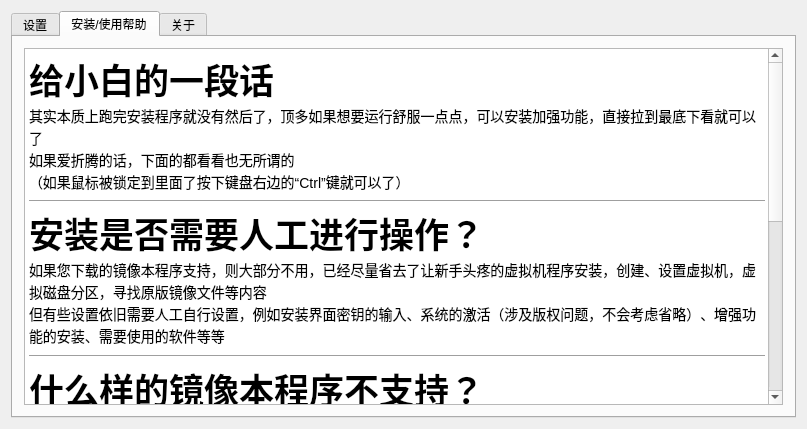
This is VM/mainwindow.ui in gfdgd-xi/deep-wine-runner as Qt 5 draws it before an edit. The edited form follows.
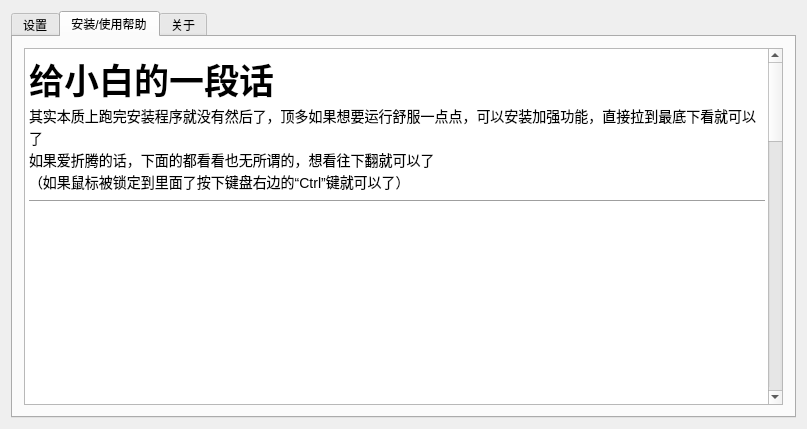
This is the edited form. The open tabs and pages were chosen to show the change. Icons and pictures are not drawn.

Diff of the .ui file:
```diff
--- a/VM/mainwindow.ui
+++ b/VM/mainwindow.ui
@@ -149,9 +149,22 @@
 &lt;/style&gt;&lt;/head&gt;&lt;body style=&quot; font-family:'Noto Sans CJK SC'; font-size:10.5pt; font-weight:400; font-style:normal;&quot;&gt;
 &lt;p style=&quot; margin-top:0px; margin-bottom:0px; margin-left:0px; margin-right:0px; -qt-block-indent:0; text-indent:0px;&quot;&gt;&lt;span style=&quot; font-size:26pt; font-weight:600;&quot;&gt;给小白的一段话&lt;/span&gt;&lt;/p&gt;
 &lt;p style=&quot; margin-top:0px; margin-bottom:0px; margin-left:0px; margin-right:0px; -qt-block-indent:0; text-indent:0px;&quot;&gt;其实本质上跑完安装程序就没有然后了，顶多如果想要运行舒服一点点，可以安装加强功能，直接拉到最底下看就可以了&lt;/p&gt;
-&lt;p style=&quot; margin-top:0px; margin-bottom:0px; margin-left:0px; margin-right:0px; -qt-block-indent:0; text-indent:0px;&quot;&gt;如果爱折腾的话，下面的都看看也无所谓的&lt;/p&gt;
+&lt;p style=&quot; margin-top:0px; margin-bottom:0px; margin-left:0px; margin-right:0px; -qt-block-indent:0; text-indent:0px;&quot;&gt;如果爱折腾的话，下面的都看看也无所谓的，想看往下翻就可以了&lt;/p&gt;
 &lt;p style=&quot; margin-top:0px; margin-bottom:0px; margin-left:0px; margin-right:0px; -qt-block-indent:0; text-indent:0px;&quot;&gt;（如果鼠标被锁定到里面了按下键盘右边的“Ctrl”键就可以了）&lt;/p&gt;
 &lt;hr /&gt;
+&lt;p style=&quot;-qt-paragraph-type:empty; margin-top:0px; margin-bottom:0px; margin-left:0px; margin-right:0px; -qt-block-indent:0; text-indent:0px;&quot;&gt;&lt;br /&gt;&lt;/p&gt;
+&lt;p style=&quot;-qt-paragraph-type:empty; margin-top:0px; margin-bottom:0px; margin-left:0px; margin-right:0px; -qt-block-indent:0; text-indent:0px; font-size:26pt; font-weight:600;&quot;&gt;&lt;br /&gt;&lt;/p&gt;
+&lt;p style=&quot;-qt-paragraph-type:empty; margin-top:0px; margin-bottom:0px; margin-left:0px; margin-right:0px; -qt-block-indent:0; text-indent:0px; font-size:26pt; font-weight:600;&quot;&gt;&lt;br /&gt;&lt;/p&gt;
+&lt;p style=&quot;-qt-paragraph-type:empty; margin-top:0px; margin-bottom:0px; margin-left:0px; margin-right:0px; -qt-block-indent:0; text-indent:0px; font-size:26pt; font-weight:600;&quot;&gt;&lt;br /&gt;&lt;/p&gt;
+&lt;p style=&quot;-qt-paragraph-type:empty; margin-top:0px; margin-bottom:0px; margin-left:0px; margin-right:0px; -qt-block-indent:0; text-indent:0px; font-size:26pt; font-weight:600;&quot;&gt;&lt;br /&gt;&lt;/p&gt;
+&lt;p style=&quot;-qt-paragraph-type:empty; margin-top:0px; margin-bottom:0px; margin-left:0px; margin-right:0px; -qt-block-indent:0; text-indent:0px; font-size:26pt; font-weight:600;&quot;&gt;&lt;br /&gt;&lt;/p&gt;
+&lt;p style=&quot;-qt-paragraph-type:empty; margin-top:0px; margin-bottom:0px; margin-left:0px; margin-right:0px; -qt-block-indent:0; text-indent:0px; font-size:26pt; font-weight:600;&quot;&gt;&lt;br /&gt;&lt;/p&gt;
+&lt;p style=&quot;-qt-paragraph-type:empty; margin-top:0px; margin-bottom:0px; margin-left:0px; margin-right:0px; -qt-block-indent:0; text-indent:0px; font-size:26pt; font-weight:600;&quot;&gt;&lt;br /&gt;&lt;/p&gt;
+&lt;p style=&quot;-qt-paragraph-type:empty; margin-top:0px; margin-bottom:0px; margin-left:0px; margin-right:0px; -qt-block-indent:0; text-indent:0px; font-size:26pt; font-weight:600;&quot;&gt;&lt;br /&gt;&lt;/p&gt;
+&lt;p style=&quot;-qt-paragraph-type:empty; margin-top:0px; margin-bottom:0px; margin-left:0px; margin-right:0px; -qt-block-indent:0; text-indent:0px; font-size:26pt; font-weight:600;&quot;&gt;&lt;br /&gt;&lt;/p&gt;
+&lt;p style=&quot;-qt-paragraph-type:empty; margin-top:0px; margin-bottom:0px; margin-left:0px; margin-right:0px; -qt-block-indent:0; text-indent:0px; font-size:26pt; font-weight:600;&quot;&gt;&lt;br /&gt;&lt;/p&gt;
+&lt;p style=&quot;-qt-paragraph-type:empty; margin-top:0px; margin-bottom:0px; margin-left:0px; margin-right:0px; -qt-block-indent:0; text-indent:0px; font-size:26pt; font-weight:600;&quot;&gt;&lt;br /&gt;&lt;/p&gt;
+&lt;p style=&quot;-qt-paragraph-type:empty; margin-top:0px; margin-bottom:0px; margin-left:0px; margin-right:0px; -qt-block-indent:0; text-indent:0px; font-size:26pt; font-weight:600;&quot;&gt;&lt;br /&gt;&lt;/p&gt;
 &lt;p style=&quot; margin-top:0px; margin-bottom:0px; margin-left:0px; margin-right:0px; -qt-block-indent:0; text-indent:0px;&quot;&gt;&lt;span style=&quot; font-size:26pt; font-weight:600;&quot;&gt;安装是否需要人工进行操作？&lt;/span&gt;&lt;/p&gt;
 &lt;p style=&quot; margin-top:0px; margin-bottom:0px; margin-left:0px; margin-right:0px; -qt-block-indent:0; text-indent:0px;&quot;&gt;如果您下载的镜像本程序支持，则大部分不用，已经尽量省去了让新手头疼的虚拟机程序安装，创建、设置虚拟机，虚拟磁盘分区，寻找原版镜像文件等内容&lt;/p&gt;
 &lt;p style=&quot; margin-top:0px; margin-bottom:0px; margin-left:0px; margin-right:0px; -qt-block-indent:0; text-indent:0px;&quot;&gt;&lt;img src=&quot;:/picture/截图/截图_VirtualBox Machine_20220712191756.png&quot; /&gt;&lt;/p&gt;
@@ -159,13 +172,24 @@
 &lt;p style=&quot; margin-top:0px; margin-bottom:0px; margin-left:0px; margin-right:0px; -qt-block-indent:0; text-indent:0px;&quot;&gt;&lt;img src=&quot;:/picture/截图/截图_VirtualBox Machine_20220712192850.png&quot; /&gt;&lt;/p&gt;
 &lt;p style=&quot; margin-top:0px; margin-bottom:0px; margin-left:0px; margin-right:0px; -qt-block-indent:0; text-indent:0px;&quot;&gt;&lt;img src=&quot;:/picture/截图/截图_VirtualBox Machine_20220712193527.png&quot; /&gt;&lt;/p&gt;
 &lt;hr /&gt;
-&lt;p style=&quot; margin-top:0px; margin-bottom:0px; margin-left:0px; margin-right:0px; -qt-block-indent:0; text-indent:0px;&quot;&gt;&lt;span style=&quot; font-size:26pt; font-weight:600;&quot;&gt;什么样的镜像本程序不支持？&lt;/span&gt;&lt;/p&gt;
-&lt;p style=&quot; margin-top:0px; margin-bottom:0px; margin-left:0px; margin-right:0px; -qt-block-indent:0; text-indent:0px;&quot;&gt;1、过老的镜像，如 Windows XP、Windows Server 2003 等等，将完全无法自动安装，需要手动安装&lt;/p&gt;
-&lt;p style=&quot; margin-top:0px; margin-bottom:0px; margin-left:0px; margin-right:0px; -qt-block-indent:0; text-indent:0px;&quot;&gt;2、非 Windows 7 安装镜像&lt;/p&gt;
-&lt;p style=&quot; margin-top:0px; margin-bottom:0px; margin-left:0px; margin-right:0px; -qt-block-indent:0; text-indent:0px;&quot;&gt;3、Windows 7 企业版镜像&lt;/p&gt;
-&lt;p style=&quot; margin-top:0px; margin-bottom:0px; margin-left:0px; margin-right:0px; -qt-block-indent:0; text-indent:0px;&quot;&gt;4、选择了错误的 Windows 7 位数的镜像，部分/全部无法自动处理安装&lt;/p&gt;
+&lt;p style=&quot; margin-top:0px; margin-bottom:0px; margin-left:0px; margin-right:0px; -qt-block-indent:0; text-indent:0px;&quot;&gt;&lt;span style=&quot; font-size:26pt; font-weight:600;&quot;&gt;什么样的镜像本程序（可能）不支持自动安装？&lt;/span&gt;&lt;/p&gt;
+&lt;p style=&quot; margin-top:0px; margin-bottom:0px; margin-left:0px; margin-right:0px; -qt-block-indent:0; text-indent:0px;&quot;&gt;非 Windows 7 镜像可能不支持自动安装（纯的 Windows 7 企业版镜像可能不支持自动安装），不保证系统能自动安装成功，例如 Windows XP、Windows 10、Deepin、Ubuntu 等等&lt;/p&gt;
 &lt;p style=&quot;-qt-paragraph-type:empty; margin-top:0px; margin-bottom:0px; margin-left:0px; margin-right:0px; -qt-block-indent:0; text-indent:0px;&quot;&gt;&lt;br /&gt;&lt;/p&gt;
 &lt;hr /&gt;
+&lt;p style=&quot; margin-top:0px; margin-bottom:0px; margin-left:0px; margin-right:0px; -qt-block-indent:0; text-indent:0px;&quot;&gt;&lt;span style=&quot; font-size:26pt; font-weight:600;&quot;&gt;默认的虚拟机设置不习惯怎么改？&lt;/span&gt;&lt;/p&gt;
+&lt;p style=&quot; margin-top:0px; margin-bottom:0px; margin-left:0px; margin-right:0px; -qt-block-indent:0; text-indent:0px;&quot;&gt;&lt;span style=&quot; font-size:11pt;&quot;&gt;1、打开启动器，打开 Oracle VM VirtualBox 程序&lt;/span&gt;&lt;/p&gt;
+&lt;p style=&quot; margin-top:0px; margin-bottom:0px; margin-left:0px; margin-right:0px; -qt-block-indent:0; text-indent:0px;&quot;&gt;&lt;span style=&quot; font-size:11pt;&quot;&gt;2、选择名字为“Windows”的虚拟机，然后在右边点击设置&lt;/span&gt;&lt;/p&gt;
+&lt;p style=&quot; margin-top:0px; margin-bottom:0px; margin-left:0px; margin-right:0px; -qt-block-indent:0; text-indent:0px;&quot;&gt;&lt;img src=&quot;:/picture/截图/截图_VirtualBox Manager_20220712223602.png&quot; /&gt;&lt;/p&gt;
+&lt;p style=&quot; margin-top:0px; margin-bottom:0px; margin-left:0px; margin-right:0px; -qt-block-indent:0; text-indent:0px;&quot;&gt;&lt;span style=&quot; font-size:11pt;&quot;&gt;3、在这里修改即可&lt;/span&gt;&lt;/p&gt;
+&lt;p style=&quot; margin-top:0px; margin-bottom:0px; margin-left:0px; margin-right:0px; -qt-block-indent:0; text-indent:0px;&quot;&gt;&lt;img src=&quot;:/picture/截图/截图_VirtualBox_20220712223705.png&quot; /&gt;&lt;/p&gt;
+&lt;hr /&gt;
+&lt;p style=&quot; margin-top:0px; margin-bottom:0px; margin-left:0px; margin-right:0px; -qt-block-indent:0; text-indent:0px;&quot;&gt;&lt;span style=&quot; font-size:26pt; font-weight:600;&quot;&gt;安装加强功能有什么好处？&lt;/span&gt;&lt;/p&gt;
+&lt;p style=&quot; margin-top:0px; margin-bottom:0px; margin-left:0px; margin-right:0px; -qt-block-indent:0; text-indent:0px;&quot;&gt;1、支持鼠标自由从虚拟机和实体机切换&lt;/p&gt;
+&lt;p style=&quot; margin-top:0px; margin-bottom:0px; margin-left:0px; margin-right:0px; -qt-block-indent:0; text-indent:0px;&quot;&gt;2、支持虚拟机根据窗口大小自动设置分辨率&lt;/p&gt;
+&lt;p style=&quot; margin-top:0px; margin-bottom:0px; margin-left:0px; margin-right:0px; -qt-block-indent:0; text-indent:0px;&quot;&gt;3、支持文件共享、剪切板共享、文件拖放&lt;/p&gt;
+&lt;p style=&quot; margin-top:0px; margin-bottom:0px; margin-left:0px; margin-right:0px; -qt-block-indent:0; text-indent:0px;&quot;&gt;4、支持无缝模式&lt;/p&gt;
+&lt;p style=&quot; margin-top:0px; margin-bottom:0px; margin-left:0px; margin-right:0px; -qt-block-indent:0; text-indent:0px;&quot;&gt;&lt;img src=&quot;:/picture/截图/截图_选择区域_20220712224639.png&quot; /&gt;&lt;/p&gt;
+&lt;hr /&gt;
 &lt;p style=&quot; margin-top:0px; margin-bottom:0px; margin-left:0px; margin-right:0px; -qt-block-indent:0; text-indent:0px;&quot;&gt;&lt;span style=&quot; font-size:26pt; font-weight:600;&quot;&gt;如何安装加强功能？&lt;/span&gt;&lt;/p&gt;
 &lt;p style=&quot; margin-top:0px; margin-bottom:0px; margin-left:0px; margin-right:0px; -qt-block-indent:0; text-indent:0px;&quot;&gt;1、点击“设备”=》“加强功能”&lt;/p&gt;
 &lt;p style=&quot; margin-top:0px; margin-bottom:0px; margin-left:0px; margin-right:0px; -qt-block-indent:0; text-indent:0px;&quot;&gt;&lt;img src=&quot;:/picture/截图_VirtualBox Machine_20220712142929.png&quot; /&gt;&lt;/p&gt;
```
Left out of the diff: 9 changed lines with no effect on the pictures.
